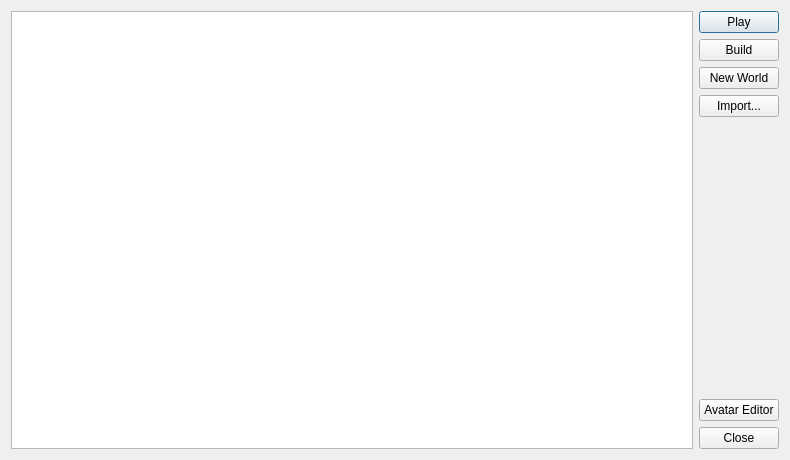
Old version of the form worldsdialog.ui in the repository openkogama/openkogama-launcher.
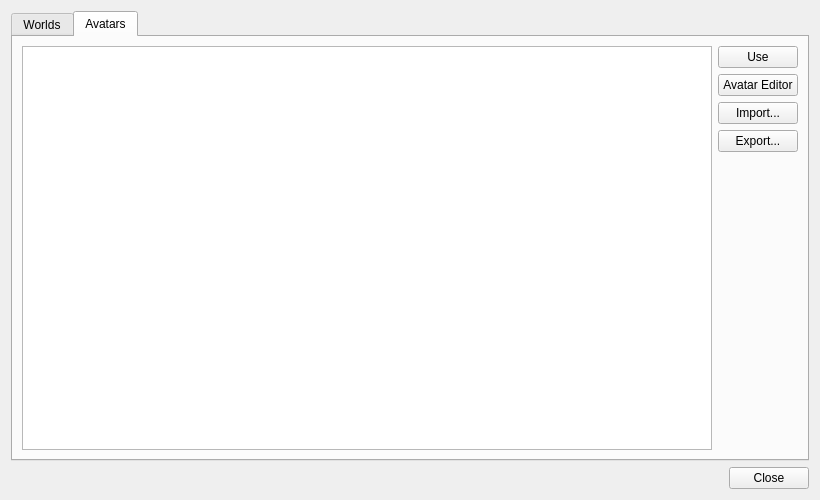
New version of the form. The open tabs and pages were chosen to show the change.

Commit message: worlds and avatars tabs with grids fitted to the window, avatar pictures, use, import and export, world export, credits for bustersky and kamilslimak

What changed in the file:
```diff
--- a/worldsdialog.ui
+++ b/worldsdialog.ui
@@ -6,14 +6,24 @@
    <rect>
     <x>0</x>
     <y>0</y>
-    <width>790</width>
-    <height>460</height>
+    <width>820</width>
+    <height>500</height>
    </rect>
   </property>
   <property name="windowTitle">
+   <string>KoGaMa</string>
+  </property>
+  <layout class="QVBoxLayout" name="mainLayout">
+   <item>
+    <widget class="QTabWidget" name="tabs">
+     <property name="currentIndex">
+      <number>0</number>
+     </property>
+     <widget class="QWidget" name="worldsTab">
+      <attribute name="title">
    <string>Worlds</string>
-  </property>
-  <layout class="QHBoxLayout" name="horizontalLayout">
+      </attribute>
+      <layout class="QHBoxLayout" name="worldsLayout">
    <item>
     <widget class="QListWidget" name="worldsList"/>
    </item>
@@ -48,7 +58,14 @@
       </widget>
      </item>
      <item>
-      <spacer name="verticalSpacer">
+          <widget class="QPushButton" name="exportButton">
+           <property name="text">
+            <string>Export...</string>
+           </property>
+          </widget>
+         </item>
+         <item>
+          <spacer name="worldSpacer">
        <property name="orientation">
         <enum>Qt::Orientation::Vertical</enum>
        </property>
@@ -59,6 +76,27 @@
         </size>
        </property>
       </spacer>
+         </item>
+        </layout>
+       </item>
+      </layout>
+     </widget>
+     <widget class="QWidget" name="avatarsTab">
+      <attribute name="title">
+       <string>Avatars</string>
+      </attribute>
+      <layout class="QHBoxLayout" name="avatarsLayout">
+       <item>
+        <widget class="QListWidget" name="avatarsList"/>
+       </item>
+       <item>
+        <layout class="QVBoxLayout" name="avatarButtons">
+         <item>
+          <widget class="QPushButton" name="useAvatarButton">
+           <property name="text">
+            <string>Use</string>
+           </property>
+          </widget>
      </item>
      <item>
       <widget class="QPushButton" name="avatarButton">
@@ -66,6 +104,54 @@
         <string>Avatar Editor</string>
        </property>
       </widget>
+         </item>
+         <item>
+          <widget class="QPushButton" name="importAvatarButton">
+           <property name="text">
+            <string>Import...</string>
+           </property>
+          </widget>
+         </item>
+         <item>
+          <widget class="QPushButton" name="exportAvatarButton">
+           <property name="text">
+            <string>Export...</string>
+           </property>
+          </widget>
+         </item>
+         <item>
+          <spacer name="avatarSpacer">
+           <property name="orientation">
+            <enum>Qt::Orientation::Vertical</enum>
+           </property>
+           <property name="sizeHint" stdset="0">
+            <size>
+             <width>20</width>
+             <height>40</height>
+            </size>
+           </property>
+          </spacer>
+         </item>
+        </layout>
+       </item>
+      </layout>
+     </widget>
+    </widget>
+   </item>
+   <item>
+    <layout class="QHBoxLayout" name="bottomLayout">
+     <item>
+      <spacer name="bottomSpacer">
+       <property name="orientation">
+        <enum>Qt::Orientation::Horizontal</enum>
+       </property>
+       <property name="sizeHint" stdset="0">
+        <size>
+         <width>40</width>
+         <height>20</height>
+        </size>
+       </property>
+      </spacer>
      </item>
      <item>
       <widget class="QPushButton" name="closeButton">
```
Left out of the diff: 2 changed lines with no effect on the pictures. Lines whose indentation alone changed are shown as unchanged. The commit also changes 3 other files.
